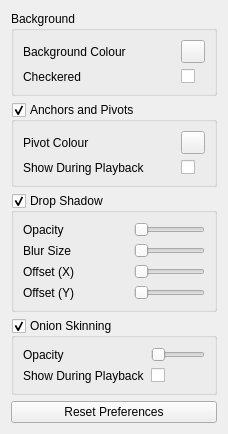
First picture: the form in src/optionswidget.ui, repository eigenbom/MQ-Sprite, before the edit.
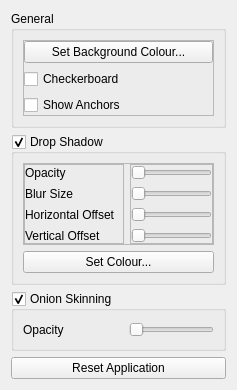
Second picture: the form after the edit. Icons and pictures are not drawn.

Commit message: Centralised preferences

The edit to the form file:
```diff
--- a/src/optionswidget.ui
+++ b/src/optionswidget.ui
@@ -6,8 +6,8 @@
    <rect>
     <x>0</x>
     <y>0</y>
-    <width>228</width>
-    <height>426</height>
+    <width>237</width>
+    <height>390</height>
    </rect>
   </property>
   <property name="windowTitle">
@@ -17,89 +17,61 @@
    <item>
     <widget class="QGroupBox" name="groupBox_6">
      <property name="title">
-      <string>Background</string>
+      <string>General</string>
      </property>
      <property name="flat">
       <bool>false</bool>
      </property>
-     <layout class="QGridLayout" name="gridLayout_4">
-      <item row="0" column="0">
-       <widget class="QLabel" name="label">
-        <property name="text">
-         <string>Background Colour</string>
+     <layout class="QHBoxLayout" name="horizontalLayout_3">
+      <item>
+       <widget class="QFrame" name="frame_3">
+        <property name="minimumSize">
+         <size>
+          <width>0</width>
+          <height>0</height>
+         </size>
         </property>
-       </widget>
-      </item>
-      <item row="0" column="1">
-       <widget class="QToolButton" name="toolButton">
-        <property name="text">
-         <string/>
+        <property name="frameShape">
+         <enum>QFrame::StyledPanel</enum>
         </property>
-        <property name="icon">
-         <iconset resource="../icons.qrc">
-          <normaloff>:/icon/icons/gentleface/2x2_grid_icon&amp;16.png</normaloff>:/icon/icons/gentleface/2x2_grid_icon&amp;16.png</iconset>
+        <property name="frameShadow">
+         <enum>QFrame::Raised</enum>
         </property>
-       </widget>
-      </item>
-      <item row="1" column="0">
-       <widget class="QLabel" name="label_2">
-        <property name="text">
-         <string>Checkered</string>
-        </property>
-       </widget>
-      </item>
-      <item row="1" column="1">
-       <widget class="QCheckBox" name="checkBox">
-        <property name="text">
-         <string/>
-        </property>
-       </widget>
-      </item>
-     </layout>
-    </widget>
-   </item>
-   <item>
-    <widget class="QGroupBox" name="groupBox_5">
-     <property name="title">
-      <string>Anchors and Pivots</string>
-     </property>
-     <property name="flat">
-      <bool>false</bool>
-     </property>
-     <property name="checkable">
-      <bool>true</bool>
-     </property>
-     <layout class="QGridLayout" name="gridLayout_3">
-      <item row="0" column="0">
-       <widget class="QLabel" name="label_3">
+        <layout class="QVBoxLayout" name="verticalLayout_5">
+         <property name="leftMargin">
+          <number>0</number>
+         </property>
+         <property name="topMargin">
+          <number>0</number>
+         </property>
+         <property name="rightMargin">
+          <number>0</number>
+         </property>
+         <property name="bottomMargin">
+          <number>0</number>
+         </property>
+         <item>
+          <widget class="QPushButton" name="pushButtonBackgroundColour">
         <property name="text">
-         <string>Pivot Colour</string>
+            <string>Set Background Colour...</string>
         </property>
        </widget>
       </item>
-      <item row="0" column="1">
-       <widget class="QToolButton" name="toolButton_2">
+         <item>
+          <widget class="QCheckBox" name="checkBoxCheckerboard">
         <property name="text">
-         <string/>
-        </property>
-        <property name="icon">
-         <iconset resource="../icons.qrc">
-          <normaloff>:/icon/icons/gentleface/2x2_grid_icon&amp;16.png</normaloff>:/icon/icons/gentleface/2x2_grid_icon&amp;16.png</iconset>
-        </property>
-       </widget>
-      </item>
-      <item row="1" column="0">
-       <widget class="QLabel" name="label_10">
+            <string>Checkerboard</string>
+           </property>
+          </widget>
+         </item>
+         <item>
+          <widget class="QCheckBox" name="checkBoxShowAnchors">
         <property name="text">
-         <string>Show During Playback</string>
+            <string>Show Anchors</string>
         </property>
        </widget>
       </item>
-      <item row="1" column="1">
-       <widget class="QCheckBox" name="checkBox_2">
-        <property name="text">
-         <string/>
-        </property>
+        </layout>
        </widget>
       </item>
      </layout>
@@ -113,12 +85,60 @@
      <property name="checkable">
       <bool>true</bool>
      </property>
-     <layout class="QGridLayout" name="gridLayout_2">
-      <item row="0" column="0">
+     <layout class="QVBoxLayout" name="verticalLayout_4">
+      <item>
+       <widget class="QFrame" name="frame_4">
+        <property name="frameShape">
+         <enum>QFrame::StyledPanel</enum>
+        </property>
+        <property name="frameShadow">
+         <enum>QFrame::Raised</enum>
+        </property>
+        <layout class="QHBoxLayout" name="horizontalLayout_2">
+         <property name="leftMargin">
+          <number>0</number>
+         </property>
+         <property name="topMargin">
+          <number>0</number>
+         </property>
+         <property name="rightMargin">
+          <number>0</number>
+         </property>
+         <property name="bottomMargin">
+          <number>0</number>
+         </property>
+         <item>
+          <widget class="QFrame" name="frame">
+           <property name="minimumSize">
+            <size>
+             <width>100</width>
+             <height>0</height>
+            </size>
+           </property>
+           <property name="frameShape">
+            <enum>QFrame::StyledPanel</enum>
+           </property>
+           <property name="frameShadow">
+            <enum>QFrame::Raised</enum>
+           </property>
+           <layout class="QVBoxLayout" name="verticalLayout">
+            <property name="leftMargin">
+             <number>0</number>
+            </property>
+            <property name="topMargin">
+             <number>0</number>
+            </property>
+            <property name="rightMargin">
+             <number>0</number>
+            </property>
+            <property name="bottomMargin">
+             <number>0</number>
+            </property>
+            <item>
        <widget class="QLabel" name="label_4">
         <property name="minimumSize">
          <size>
-          <width>105</width>
+                <width>60</width>
           <height>0</height>
          </size>
         </property>
@@ -127,102 +147,161 @@
         </property>
        </widget>
       </item>
-      <item row="0" column="1">
-       <widget class="QSlider" name="horizontalSlider">
-        <property name="orientation">
-         <enum>Qt::Horizontal</enum>
-        </property>
-       </widget>
-      </item>
-      <item row="1" column="0">
+            <item>
        <widget class="QLabel" name="label_5">
         <property name="text">
          <string>Blur Size</string>
         </property>
        </widget>
       </item>
-      <item row="1" column="1">
-       <widget class="QSlider" name="horizontalSlider_2">
-        <property name="orientation">
-         <enum>Qt::Horizontal</enum>
-        </property>
-       </widget>
-      </item>
-      <item row="2" column="0">
+            <item>
        <widget class="QLabel" name="label_6">
         <property name="text">
-         <string>Offset (X)</string>
+               <string>Horizontal Offset</string>
         </property>
        </widget>
       </item>
-      <item row="2" column="1">
-       <widget class="QSlider" name="horizontalSlider_3">
-        <property name="orientation">
-         <enum>Qt::Horizontal</enum>
-        </property>
-       </widget>
-      </item>
-      <item row="3" column="0">
+            <item>
        <widget class="QLabel" name="label_7">
         <property name="text">
-         <string>Offset (Y)</string>
+               <string>Vertical Offset</string>
         </property>
        </widget>
       </item>
-      <item row="3" column="1">
-       <widget class="QSlider" name="horizontalSlider_4">
+           </layout>
+          </widget>
+         </item>
+         <item>
+          <widget class="QFrame" name="frame_2">
+           <property name="frameShape">
+            <enum>QFrame::StyledPanel</enum>
+           </property>
+           <property name="frameShadow">
+            <enum>QFrame::Raised</enum>
+           </property>
+           <layout class="QVBoxLayout" name="verticalLayout_3">
+            <property name="leftMargin">
+             <number>0</number>
+            </property>
+            <property name="topMargin">
+             <number>0</number>
+            </property>
+            <property name="rightMargin">
+             <number>0</number>
+            </property>
+            <property name="bottomMargin">
+             <number>0</number>
+            </property>
+            <item>
+             <widget class="QSlider" name="horizontalSliderDropShadowOpacity">
+              <property name="maximumSize">
+               <size>
+                <width>9999</width>
+                <height>16777215</height>
+               </size>
+              </property>
         <property name="orientation">
          <enum>Qt::Horizontal</enum>
         </property>
        </widget>
       </item>
+            <item>
+             <widget class="QSlider" name="horizontalSliderDropShadowBlurSize">
+              <property name="maximumSize">
+               <size>
+                <width>9999</width>
+                <height>16777215</height>
+               </size>
+              </property>
+              <property name="orientation">
+               <enum>Qt::Horizontal</enum>
+              </property>
+             </widget>
+            </item>
+            <item>
+             <widget class="QSlider" name="horizontalSliderDropShadowH">
+              <property name="maximumSize">
+               <size>
+                <width>16777215</width>
+                <height>16777215</height>
+               </size>
+              </property>
+              <property name="orientation">
+               <enum>Qt::Horizontal</enum>
+              </property>
+             </widget>
+            </item>
+            <item>
+             <widget class="QSlider" name="horizontalSliderDropShadowV">
+              <property name="maximumSize">
+               <size>
+                <width>16777215</width>
+                <height>16777215</height>
+               </size>
+              </property>
+              <property name="orientation">
+               <enum>Qt::Horizontal</enum>
+              </property>
+             </widget>
+            </item>
      </layout>
     </widget>
    </item>
+        </layout>
+       </widget>
+      </item>
    <item>
-    <widget class="QGroupBox" name="groupBox_4">
+       <widget class="QPushButton" name="pushButtonDropShadowColour">
+        <property name="text">
+         <string>Set Colour...</string>
+        </property>
+       </widget>
+      </item>
+     </layout>
+    </widget>
+   </item>
+   <item>
+    <widget class="QGroupBox" name="groupBoxOnionSkinning">
      <property name="title">
       <string>Onion Skinning</string>
      </property>
      <property name="checkable">
       <bool>true</bool>
      </property>
-     <layout class="QGridLayout" name="gridLayout">
-      <item row="0" column="0">
+     <layout class="QHBoxLayout" name="horizontalLayout">
+      <item>
        <widget class="QLabel" name="label_8">
+        <property name="minimumSize">
+         <size>
+          <width>100</width>
+          <height>0</height>
+         </size>
+        </property>
         <property name="text">
          <string>Opacity</string>
         </property>
        </widget>
       </item>
-      <item row="0" column="1">
-       <widget class="QSlider" name="horizontalSlider_5">
+      <item>
+       <widget class="QSlider" name="hSliderOnionSkinningOpacity">
+        <property name="maximumSize">
+         <size>
+          <width>99999</width>
+          <height>16777215</height>
+         </size>
+        </property>
         <property name="orientation">
          <enum>Qt::Horizontal</enum>
         </property>
        </widget>
       </item>
-      <item row="1" column="0">
-       <widget class="QLabel" name="label_9">
-        <property name="text">
-         <string>Show During Playback</string>
-        </property>
-       </widget>
-      </item>
-      <item row="1" column="1">
-       <widget class="QCheckBox" name="checkBox_3">
-        <property name="text">
-         <string/>
-        </property>
-       </widget>
-      </item>
      </layout>
     </widget>
    </item>
    <item>
     <widget class="QPushButton" name="pushButton">
      <property name="text">
-      <string>Reset Preferences</string>
+      <string>Reset Application</string>
      </property>
     </widget>
    </item>
```
Left out of the diff: 8 changed lines with no effect on the pictures. Lines whose indentation alone changed are shown as unchanged. The commit also changes 8 other files.
